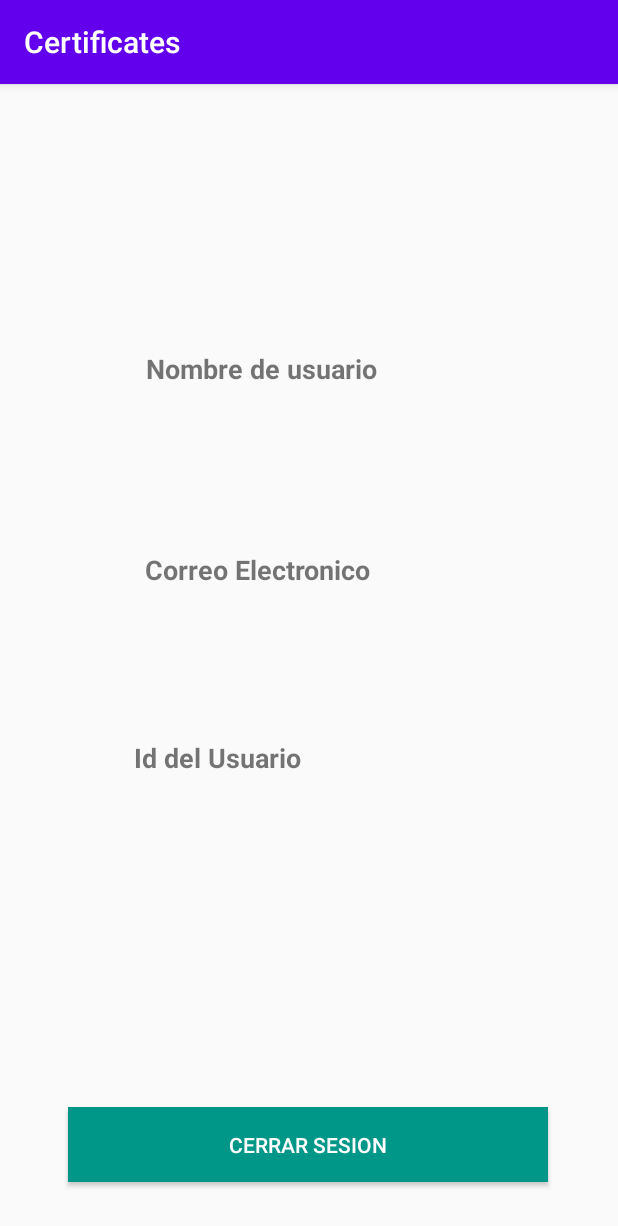
After one commit to mgalcudia/Android_Certificados, an Android app: the InicioActivity screen opened directly, with no data from a screen before it, on a phone screen of 412 x 824 dp. The commit adds this screen. Shown: the top 1226 px of the screen. Run offline under Robolectric (Android 15) with nearby library versions, the phone set to English and light mode, and no system bars; our stand-ins replace Firebase (no records; nobody signed in at launch, a user with empty details on screens opened directly).

Commit message:
Ventana de Inicio, muestra id usuario, email y nombre

```diff
--- /dev/null
+++ b/app/src/main/java/com/proyecto/Certificado/InicioActivity.java
@@ -0,0 +1,72 @@
+package com.proyecto.Certificado;
+
+import androidx.annotation.NonNull;
+import androidx.appcompat.app.AppCompatActivity;
+
+import android.content.Intent;
+import android.os.Bundle;
+import android.view.View;
+import android.widget.Button;
+import android.widget.TextView;
+import android.widget.Toast;
+
+import com.google.firebase.auth.FirebaseAuth;
+import com.google.firebase.database.DataSnapshot;
+import com.google.firebase.database.DatabaseError;
+import com.google.firebase.database.DatabaseReference;
+import com.google.firebase.database.FirebaseDatabase;
+import com.google.firebase.database.ValueEventListener;
+
+public class InicioActivity extends AppCompatActivity {
+    private Button mButtonSingout;
+    private TextView mTextViewName;
+    private TextView mTextViewEmail;
+    private TextView mTextViewIdUser;
+    private FirebaseAuth mAuth;
+    private DatabaseReference mDatabase;
+    @Override
+    protected void onCreate(Bundle savedInstanceState) {
+        super.onCreate(savedInstanceState);
+        setContentView(R.layout.activity_inicio);
+        mAuth= FirebaseAuth.getInstance();
+        mDatabase= FirebaseDatabase.getInstance().getReference();
+        mButtonSingout = (Button) findViewById(R.id.btnCerrarSesion);
+        mTextViewName = (TextView) findViewById(R.id.textViewName);
+        mTextViewEmail = (TextView) findViewById(R.id.textViewEmail);
+        mTextViewIdUser = (TextView) findViewById(R.id.textViewIdUser);
+        getUserInfo();
+    }
+
+    private void getUserInfo() {
+
+        final String id= mAuth.getCurrentUser().getUid();
+
+        mDatabase.child("user").child(id).addValueEventListener(new ValueEventListener() {
+            @Override
+            public void onDataChange(@NonNull DataSnapshot dataSnapshot) {
+                if(dataSnapshot.exists()){
+
+                    String name= dataSnapshot.child("name").getValue().toString();
+                    String email= dataSnapshot.child("email").getValue().toString();
+
+                    mTextViewName.setText(name);
+                    mTextViewEmail.setText(email);
+                    mTextViewIdUser.setText(id);
+
+                }
+            }
+
+            @Override
+            public void onCancelled(@NonNull DatabaseError databaseError) {
+
+            }
+        });
+    }
+
+    public void cerrarSesion(View view) {
+        mAuth.signOut();
+        startActivity(new Intent(InicioActivity.this,MainActivity.class));
+        finish();
+
+    }
+}
--- a/app/src/main/java/com/proyecto/Certificado/RegistroActivity.java
+++ b/app/src/main/java/com/proyecto/Certificado/RegistroActivity.java
@@ -4,6 +4,7 @@ package com.proyecto.Certificado;
 import androidx.annotation.NonNull;
 import androidx.appcompat.app.AppCompatActivity;
 
+import android.content.Intent;
 import android.os.Bundle;
 
 import android.view.View;
@@ -94,8 +95,8 @@ public class RegistroActivity extends AppCompatActivity {
                         public void onComplete(@NonNull Task<Void> task2) {
                             if(task2.isSuccessful()){
                                 Toast.makeText(RegistroActivity.this, "Usuario Registado", Toast.LENGTH_LONG).show();
-
-                             //   finish();
+                                startActivity(new Intent(RegistroActivity.this, InicioActivity.class));
+                              finish();
 
                             }else {
                                 Toast.makeText(RegistroActivity.this,
--- /dev/null
+++ b/app/src/main/res/layout/activity_inicio.xml
@@ -0,0 +1,66 @@
+<?xml version="1.0" encoding="utf-8"?>
+<androidx.constraintlayout.widget.ConstraintLayout xmlns:android="http://schemas.android.com/apk/res/android"
+    xmlns:app="http://schemas.android.com/apk/res-auto"
+    xmlns:tools="http://schemas.android.com/tools"
+    android:layout_width="match_parent"
+    android:layout_height="match_parent"
+    tools:context="com.proyecto.Certificado.InicioActivity">
+
+
+    <Button
+        android:id="@+id/btnCerrarSesion"
+        android:layout_width="320dp"
+        android:layout_height="50dp"
+        android:layout_marginBottom="36dp"
+        android:background="#009688"
+        android:text="Cerrar Sesion"
+        android:onClick="cerrarSesion"
+        android:textColor="@android:color/white"
+        app:layout_constraintBottom_toBottomOf="parent"
+        app:layout_constraintEnd_toEndOf="parent"
+        app:layout_constraintHorizontal_bias="0.494"
+        app:layout_constraintStart_toStartOf="parent"
+        tools:ignore="OnClick" />
+
+    <TextView
+        android:id="@+id/textViewName"
+        android:layout_width="202dp"
+        android:layout_height="70dp"
+        android:layout_marginBottom="64dp"
+        android:text="Nombre de usuario"
+        android:textSize="18sp"
+        android:textStyle="bold"
+        app:layout_constraintBottom_toTopOf="@+id/textViewEmail"
+        app:layout_constraintEnd_toEndOf="parent"
+        app:layout_constraintHorizontal_bias="0.464"
+        app:layout_constraintStart_toStartOf="parent"
+        app:layout_constraintTop_toTopOf="parent"
+        app:layout_constraintVertical_bias="1.0" />
+
+    <TextView
+        android:id="@+id/textViewEmail"
+        android:layout_width="217dp"
+        android:layout_height="73dp"
+        android:layout_marginBottom="52dp"
+        android:text="Correo Electronico"
+        android:textSize="18sp"
+        android:textStyle="bold"
+        app:layout_constraintBottom_toTopOf="@+id/textViewIdUser"
+        app:layout_constraintEnd_toEndOf="parent"
+        app:layout_constraintHorizontal_bias="0.497"
+        app:layout_constraintStart_toStartOf="parent" />
+
+    <TextView
+        android:id="@+id/textViewIdUser"
+        android:layout_width="213dp"
+        android:layout_height="73dp"
+        android:layout_marginBottom="172dp"
+        android:text="Id del Usuario"
+        android:textSize="18sp"
+        android:textStyle="bold"
+        app:layout_constraintBottom_toTopOf="@+id/btnCerrarSesion"
+        app:layout_constraintEnd_toEndOf="parent"
+        app:layout_constraintHorizontal_bias="0.449"
+        app:layout_constraintStart_toStartOf="parent" />
+
+</androidx.constraintlayout.widget.ConstraintLayout>
```
Also changed, not shown: app/src/main/AndroidManifest.xml (+4 -3 lines), app/src/main/java/com/proyecto/Certificado/LoginActivity.java (+52 -0 lines).
